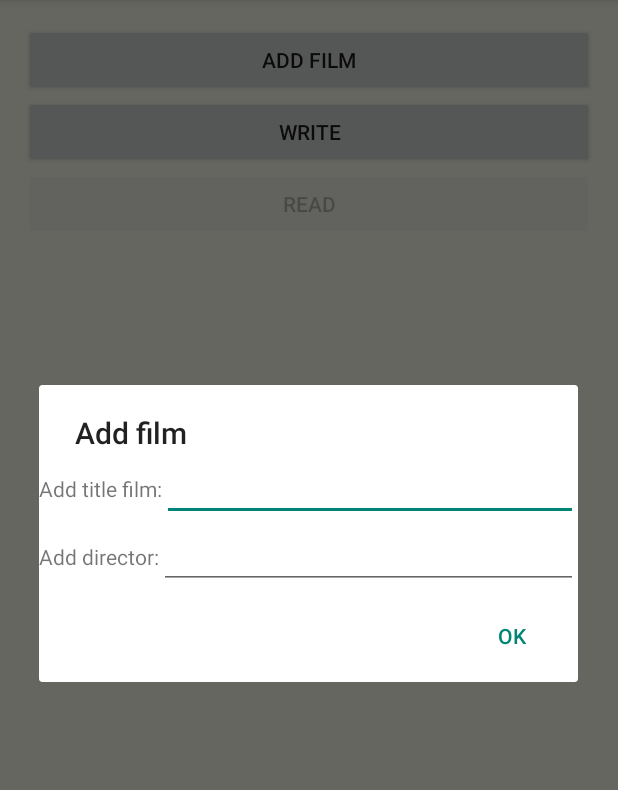
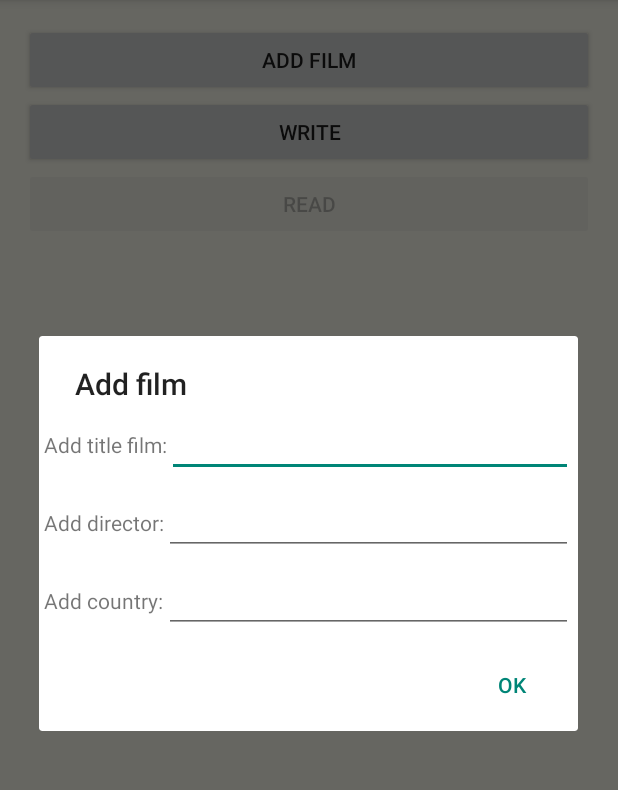
Before and after one commit to JavierGonzal/WriteReadXML, an Android app: the screen it shows after launch (MainActivity), after a tap on "OK", on a phone screen of 412 x 824 dp, the part 84-874 px from its top. Run offline under Robolectric (Android 15) with nearby library versions, the phone set to English and light mode, and no system bars; 1 other tap on this screen came first.

Commit message:
added country in dialog

```diff
--- a/src/main/java/com/thedeveloperworldisyous/writereadxml/MainActivity.java
+++ b/src/main/java/com/thedeveloperworldisyous/writereadxml/MainActivity.java
@@ -418,9 +418,10 @@ public class MainActivity extends Activity implements View.OnClickListener{
 
         LayoutInflater inflater = getLayoutInflater();
 
-        View view = inflater.inflate(R.layout.dialog_film,null);
+        View view = inflater.inflate(R.layout.dialog_film, null);
         final EditText etTitle = (EditText) view.findViewById(R.id.dialog_film_title_et);
         final EditText etDirector = (EditText) view.findViewById(R.id.dialog_film_director_et);
+        final EditText etCountry = (EditText) view.findViewById(R.id.dialog_film_country_et);
 
         final AlertDialog alert = new AlertDialog.Builder(this)
                 .setTitle(getString(R.string.dialog_add_film))
@@ -440,8 +441,9 @@ public class MainActivity extends Activity implements View.OnClickListener{
                     public void onClick(View arg0) {
                         String title = etTitle.getText().toString();
                         String directorString = etDirector.getText().toString();
+                        String country = etCountry.getText().toString();
 
-                        if (!title.isEmpty()&&!directorString.isEmpty()) {
+                        if (!title.isEmpty() && !directorString.isEmpty() && !country.isEmpty()) {
                             Actor actor1 = new Actor("Al", "Pacino");
                             Actor actor2 = new Actor(" Steven", "Bauer");
                             Actor actor3 = new Actor("Michelle", "Pfeiffer");
@@ -451,7 +453,7 @@ public class MainActivity extends Activity implements View.OnClickListener{
                             castScarface.add(actor2);
                             castScarface.add(actor3);
                             castScarface.add(actor4);
-                            Film filmDialog = new Film(title, "163 min.", "USA", directorString, castScarface);
+                            Film filmDialog = new Film(title, "163 min.", country, directorString, castScarface);
                             mListFilms.add(filmDialog);
                             alert.dismiss();
 
--- a/src/main/res/layout/dialog_film.xml
+++ b/src/main/res/layout/dialog_film.xml
@@ -6,6 +6,7 @@
     <LinearLayout
         android:layout_width="match_parent"
         android:layout_height="wrap_content"
+        android:padding="3dp"
         android:orientation="horizontal">
         <TextView
             android:id="@+id/dialog_film_title"
@@ -20,6 +21,7 @@
     <LinearLayout
         android:layout_width="match_parent"
         android:layout_height="wrap_content"
+        android:padding="3dp"
         android:orientation="horizontal">
         <TextView
             android:id="@+id/dialog_film_director"
@@ -31,5 +33,21 @@
             android:layout_width="match_parent"
             android:layout_height="wrap_content" />
     </LinearLayout>
+    <LinearLayout
+        android:layout_width="match_parent"
+        android:layout_height="wrap_content"
+        android:padding="3dp"
+        android:orientation="horizontal">
+        <TextView
+            android:id="@+id/dialog_film_country"
+            android:layout_width="wrap_content"
+            android:layout_height="wrap_content"
+            android:text="@string/dialog_add_film_country"/>
+        <EditText
+            android:id="@+id/dialog_film_country_et"
+            android:layout_width="match_parent"
+            android:layout_height="wrap_content" />
+
+    </LinearLayout>
 
 </LinearLayout>
--- a/src/main/res/values/strings.xml
+++ b/src/main/res/values/strings.xml
@@ -9,4 +9,5 @@
     <string name="dialog_add_film_title">Add title film:</string>
     <string name="dialog_add_film_empty_fild">Empty film</string>
     <string name="dialog_add_film_director">Add director:</string>
+    <string name="dialog_add_film_country">Add country:</string>
 </resources>
```
